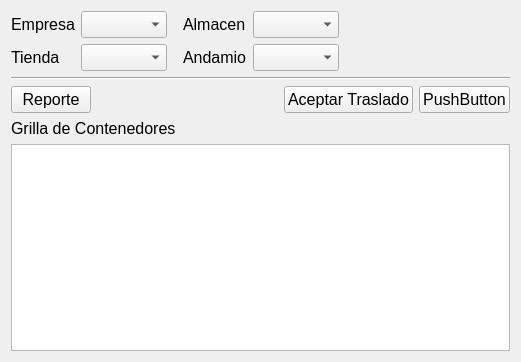
Before: the Qt Designer form vitrina/ui_almacen.ui in rodety/Jireh, drawn with Qt 5.
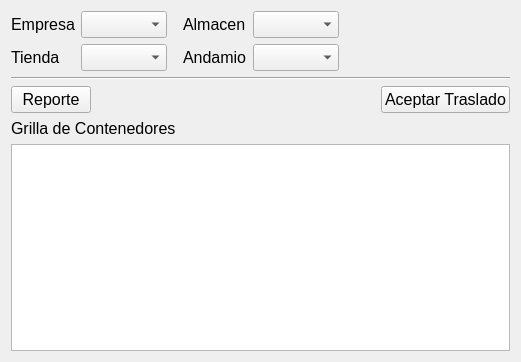
After: the same form once the commit is applied. Icons and pictures are not drawn.

```diff
--- a/vitrina/ui_almacen.ui
+++ b/vitrina/ui_almacen.ui
@@ -258,13 +258,6 @@
          </property>
         </widget>
        </item>
-       <item>
-        <widget class="QPushButton" name="pushButton">
-         <property name="text">
-          <string>PushButton</string>
-         </property>
-        </widget>
-       </item>
       </layout>
      </item>
      <item>
```
